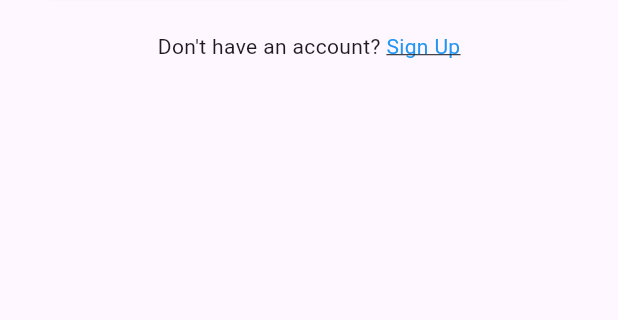
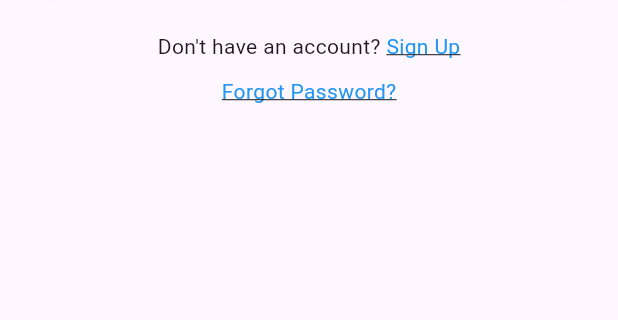
Before and after one commit to nellymururi/neurocare, a Flutter app: the screen it shows after launch, on a phone screen of 412 x 824 dp, the part 377-697 px from its top. Run offline on Flutter 3.47's test engine with Material 3 defaults, Android fonts, the light colour scheme and no system bars; our stand-ins replace firebase_auth, firebase_core, google_sign_in; accounts and stored records are empty.

Commit message:
Forgot Password Module

```diff
--- a/mobileapp/neurocare/lib/login_page.dart
+++ b/mobileapp/neurocare/lib/login_page.dart
@@ -1,5 +1,6 @@
 import 'package:flutter/material.dart';
 import 'package:firebase_auth/firebase_auth.dart';
+import 'forgot_password_screen.dart';
 
 class LoginPage extends StatefulWidget {
   const LoginPage({super.key});
@@ -140,6 +141,25 @@ class _LoginPageState extends State<LoginPage> {
                 ],
               ),
             ),
+            const SizedBox(height: 10), // Add some spacing
+            Center(
+              child: GestureDetector(
+                onTap: () {
+                  Navigator.push(
+                    context,
+                    MaterialPageRoute(
+                        builder: (context) => ForgotPasswordScreen()),
+                  );
+                },
+                child: Text(
+                  "Forgot Password?",
+                  style: TextStyle(
+                    color: Colors.blue,
+                    decoration: TextDecoration.underline,
+                  ),
+                ),
+              ),
+            ),
           ],
         ),
       ),
--- a/mobileapp/neurocare/lib/main.dart
+++ b/mobileapp/neurocare/lib/main.dart
@@ -4,6 +4,7 @@ import 'splash_screen.dart';
 import 'login_page.dart';
 import 'signup_page.dart';
 import 'home.dart';
+import 'forgot_password_screen.dart';
 
 void main() async {
   WidgetsFlutterBinding.ensureInitialized();
@@ -29,6 +30,7 @@ class MyApp extends StatelessWidget {
         '/login': (context) => const LoginPage(),
         '/signup': (context) => const SignUpPage(),
         '/home': (context) => const Home(),
+        '/forgot-password': (context) => ForgotPasswordScreen(),
       },
     );
   }
```
Also changed, not shown: mobileapp/neurocare/lib/forgot_password_screen.dart (added, +70 -0 lines).
